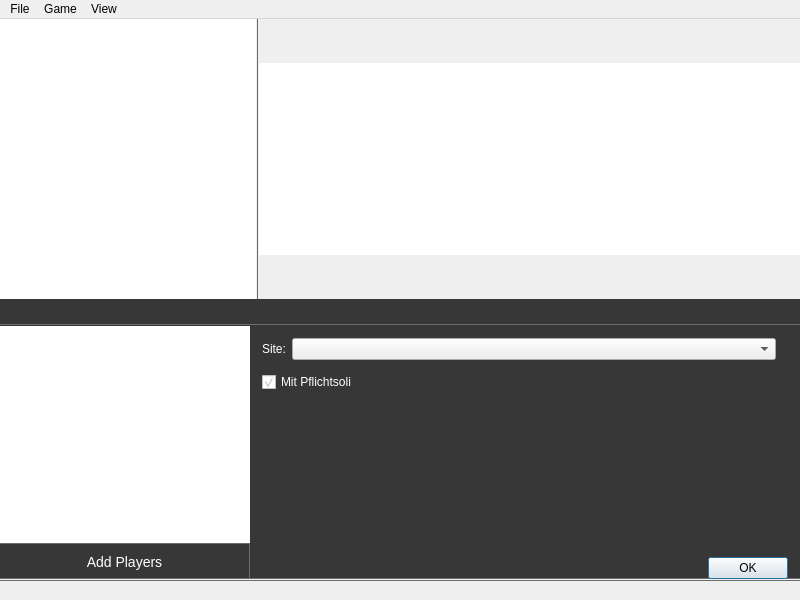
lbproductions/psnewmodel, file src/ui/game/gamewindow.ui: the form before one commit.
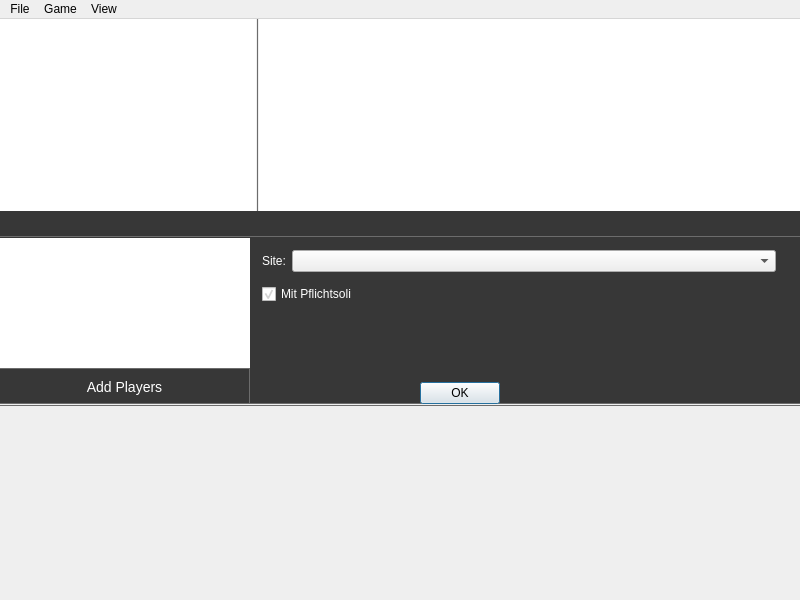
The form after the commit. Icons and pictures are not drawn. Custom widgets are drawn as their Qt base class.

Commit message: Close #20: GameWindow sizes and button positions improved.

```diff
--- a/src/ui/game/gamewindow.ui
+++ b/src/ui/game/gamewindow.ui
@@ -88,7 +88,7 @@
          <height>578</height>
         </rect>
        </property>
-       <layout class="QVBoxLayout" name="verticalLayout">
+       <layout class="QVBoxLayout" name="verticalLayout" stretch="0,1,0,1">
         <property name="spacing">
          <number>0</number>
         </property>
@@ -271,7 +271,7 @@
               </layout>
              </item>
              <item>
-              <layout class="QVBoxLayout" name="verticalLayout_4">
+              <layout class="QVBoxLayout" name="verticalLayout_4" stretch="1,0">
                <property name="rightMargin">
                 <number>12</number>
                </property>
@@ -299,7 +299,7 @@
                   <number>12</number>
                  </property>
                  <item row="0" column="0">
-                  <widget class="QLabel" name="label">
+                  <widget class="QLabel" name="labelSite">
                    <property name="text">
                     <string>Site:</string>
                    </property>
@@ -321,14 +321,49 @@
                 </layout>
                </item>
                <item>
+                <layout class="QHBoxLayout" name="horizontalLayout_3" stretch="1,3">
+                 <item>
                 <widget class="QDialogButtonBox" name="buttonBox">
                  <property name="enabled">
                   <bool>true</bool>
                  </property>
+                   <property name="sizePolicy">
+                    <sizepolicy hsizetype="Fixed" vsizetype="Fixed">
+                     <horstretch>0</horstretch>
+                     <verstretch>0</verstretch>
+                    </sizepolicy>
+                   </property>
+                   <property name="minimumSize">
+                    <size>
+                     <width>250</width>
+                     <height>0</height>
+                    </size>
+                   </property>
+                   <property name="maximumSize">
+                    <size>
+                     <width>250</width>
+                     <height>16777215</height>
+                    </size>
+                   </property>
                  <property name="standardButtons">
                   <set>QDialogButtonBox::Ok</set>
                  </property>
                 </widget>
+                 </item>
+                 <item>
+                  <spacer name="horizontalSpacer">
+                   <property name="orientation">
+                    <enum>Qt::Horizontal</enum>
+                   </property>
+                   <property name="sizeHint" stdset="0">
+                    <size>
+                     <width>40</width>
+                     <height>20</height>
+                    </size>
+                   </property>
+                  </spacer>
+                 </item>
+                </layout>
                </item>
               </layout>
              </item>
```
Lines whose indentation alone changed are shown as unchanged. The commit also changes 1 other file.
